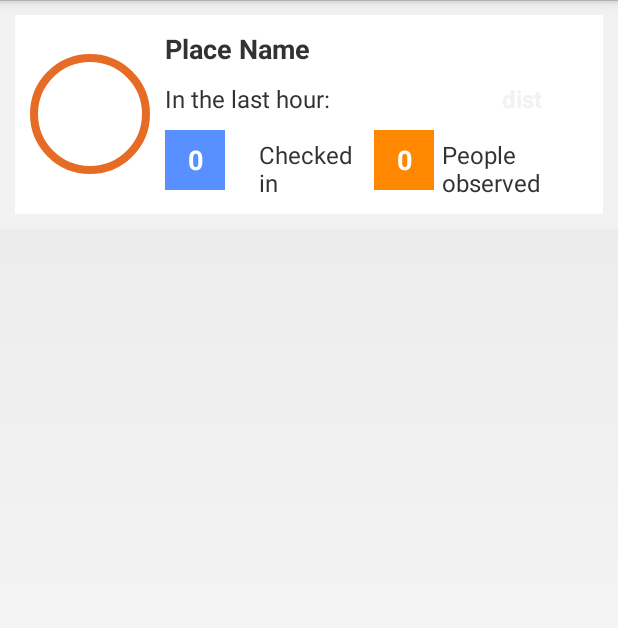
After one commit to baveltman/DogPark_Android, an Android app: the layout place_list_item.xml on its own in the app's theme, with its tools: preview values and no code run, on a phone screen of 412 x 824 dp. The commit adds this screen. Shown: the top 628 px of the screen. Run offline under Robolectric (Android 15) with nearby library versions, the phone set to English and light mode, and no system bars.

Commit message:
created place item layout

```diff
--- a/app/src/main/AndroidManifest.xml
+++ b/app/src/main/AndroidManifest.xml
@@ -45,7 +45,7 @@
 
         </activity>
 
-        <activity android:name=".ParkListActivity"
+        <activity android:name=".PlaceListActivity"
             android:label="@string/app_name"
             android:screenOrientation="portrait">
         </activity>
--- a/app/src/main/java/apps/baveltman/dogpark/LoginFragment.java
+++ b/app/src/main/java/apps/baveltman/dogpark/LoginFragment.java
@@ -252,7 +252,7 @@ public class LoginFragment extends Fragment {
     }
 
     private void redirectToParkList() {
-        Intent i = new Intent(getActivity(), ParkListActivity.class);
+        Intent i = new Intent(getActivity(), PlaceListActivity.class);
         startActivity(i);
     }
 
--- a/app/src/main/java/apps/baveltman/dogpark/PagerFragment.java
+++ b/app/src/main/java/apps/baveltman/dogpark/PagerFragment.java
@@ -7,17 +7,13 @@ import android.os.Bundle;
 import android.support.v4.app.Fragment;
 import android.support.v4.app.FragmentManager;
 import android.support.v4.app.FragmentPagerAdapter;
-import android.support.v4.app.FragmentStatePagerAdapter;
-import android.support.v4.app.FragmentTransaction;
 import android.support.v4.view.ViewPager;
-import android.support.v7.app.ActionBarActivity;
 import android.text.Spannable;
 import android.text.SpannableString;
 import android.text.style.ImageSpan;
 import android.view.LayoutInflater;
 import android.view.View;
 import android.view.ViewGroup;
-import android.view.Window;
 
 import apps.baveltman.dogpark.helpers.SlidingTabLayout;
 
@@ -87,7 +83,7 @@ public class PagerFragment extends Fragment {
             }
 
             if (position == 1){
-                return new ParkListFragment();
+                return new PlaceListFragment();
             }
 
             return null;
--- a/app/src/main/java/apps/baveltman/dogpark/ParkListActivity.java
+++ b/app/src/main/java/apps/baveltman/dogpark/PlaceListActivity.java
@@ -5,9 +5,9 @@ import android.support.v4.app.Fragment;
 /**
  * Created by borisvelt on 4/5/15.
  */
-public class ParkListActivity extends SingleFragmentActivity {
+public class PlaceListActivity extends SingleFragmentActivity {
     @Override
     protected Fragment createFragment() {
-        return new ParkListFragment();
+        return new PlaceListFragment();
     }
 }
--- a/app/src/main/java/apps/baveltman/dogpark/ParkListFragment.java
+++ b/app/src/main/java/apps/baveltman/dogpark/PlaceListFragment.java
@@ -20,7 +20,7 @@ import com.facebook.login.widget.LoginButton;
 
 import java.util.Arrays;
 
-public class ParkListFragment extends Fragment {
+public class PlaceListFragment extends Fragment {
 
     //constants
     private static final String LOGGER_TAG = "LoginFragment";
--- /dev/null
+++ b/app/src/main/res/drawable/blue_rectangle.xml
@@ -0,0 +1,7 @@
+<?xml version="1.0" encoding="utf-8"?>
+<shape android:shape="rectangle"
+    xmlns:android="http://schemas.android.com/apk/res/android"
+    >
+    <solid android:color="@color/dogpark_dark_blue"/>
+
+</shape>
--- /dev/null
+++ b/app/src/main/res/drawable/red_circle.xml
@@ -0,0 +1,7 @@
+<?xml version="1.0" encoding="utf-8"?>
+<shape android:shape="oval"
+    xmlns:android="http://schemas.android.com/apk/res/android"
+    >
+    <solid android:color="@color/holo_red_dark"/>
+
+</shape>
--- /dev/null
+++ b/app/src/main/res/drawable/white_outlined_rectangle.xml
@@ -0,0 +1,10 @@
+<?xml version="1.0" encoding="utf-8"?>
+<shape android:shape="rectangle"
+    xmlns:android="http://schemas.android.com/apk/res/android"
+    >
+    <solid android:color="#ffffff"/>
+    <stroke android:width="5dip"
+        android:color="@color/dogpark_orange"
+        />
+
+</shape>
--- /dev/null
+++ b/app/src/main/res/drawable/yellow_rectangle.xml
@@ -0,0 +1,7 @@
+<?xml version="1.0" encoding="utf-8"?>
+<shape android:shape="rectangle"
+    xmlns:android="http://schemas.android.com/apk/res/android"
+    >
+    <solid android:color="@color/holo_yellow_dark"/>
+
+</shape>
--- /dev/null
+++ b/app/src/main/res/layout/place_list_item.xml
@@ -0,0 +1,113 @@
+<?xml version="1.0" encoding="utf-8"?>
+<RelativeLayout xmlns:android="http://schemas.android.com/apk/res/android"
+    android:layout_width="match_parent"
+    android:layout_height="wrap_content"
+    android:padding="10dp"
+    android:background="@color/light_gray">
+
+    <RelativeLayout
+        android:layout_width="match_parent"
+        android:layout_height="wrap_content"
+        android:background="#FFF"
+        android:padding="10dp">
+
+        <ImageView
+            android:layout_width="80dp"
+            android:layout_height="80dp"
+            android:background="@drawable/white_outlined_cirlce"
+            android:id="@+id/place_image"
+            android:layout_centerVertical="true"
+            android:layout_alignParentLeft="true"
+            android:layout_alignParentStart="true" />
+
+        <TextView
+            android:layout_width="wrap_content"
+            android:layout_height="wrap_content"
+            android:text="Place Name"
+            android:textStyle="bold"
+            android:textSize="18sp"
+            android:layout_toRightOf="@id/place_image"
+            android:layout_marginLeft="10dp"
+            android:id="@+id/place_name"/>
+
+        <TextView
+            android:layout_width="wrap_content"
+            android:layout_height="wrap_content"
+            android:textColor="@color/light_gray"
+            android:text="dist"
+            android:textSize="16sp"
+            android:textStyle="bold"
+            android:id="@+id/place_distance"
+            android:layout_alignTop="@+id/last_hour"
+            android:layout_above="@+id/observed_circle"
+            android:layout_alignRight="@+id/textView"
+            android:layout_alignEnd="@+id/textView" />
+
+        <TextView
+            android:layout_width="wrap_content"
+            android:layout_height="wrap_content"
+            android:text="@string/checked_in_last_hour"
+            android:textSize="16sp"
+            android:layout_below="@id/place_name"
+            android:layout_toRightOf="@id/place_image"
+            android:layout_marginLeft="10dp"
+            android:layout_marginTop="10dp"
+            android:id="@+id/last_hour"/>
+
+        <TextView
+            android:layout_width="40dp"
+            android:layout_height="40dp"
+            android:text="0"
+            android:gravity="center"
+            android:textSize="18sp"
+            android:textStyle="bold"
+            android:textColor="#FFF"
+            android:background="@drawable/blue_rectangle"
+            android:layout_below="@id/last_hour"
+            android:layout_toRightOf="@id/place_image"
+            android:layout_marginLeft="10dp"
+            android:layout_marginTop="10dp"
+            android:id="@+id/checked_in_circle"/>
+
+        <TextView
+            android:layout_width="wrap_content"
+            android:layout_height="wrap_content"
+            android:textSize="16sp"
+            android:text="@string/checkins"
+            android:layout_alignTop="@+id/checked_in_circle"
+            android:layout_marginTop="5dp"
+            android:layout_centerHorizontal="true"
+            android:id="@+id/checked_in_text"/>
+
+        <TextView
+            android:layout_width="40dp"
+            android:layout_height="40dp"
+            android:text="0"
+            android:gravity="center"
+            android:textSize="18sp"
+            android:textStyle="bold"
+            android:textColor="#FFF"
+            android:background="@drawable/yellow_rectangle"
+            android:layout_below="@id/last_hour"
+            android:layout_toRightOf="@id/checked_in_text"
+            android:layout_marginLeft="10dp"
+            android:layout_marginTop="10dp"
+            android:id="@+id/observed_circle"/>
+
+        <TextView
+            android:layout_width="wrap_content"
+            android:layout_height="wrap_content"
+            android:textSize="16sp"
+            android:text="@string/people_observed"
+            android:layout_alignTop="@+id/observed_circle"
+            android:layout_marginTop="5dp"
+            android:layout_marginLeft="5dp"
+            android:layout_centerHorizontal="true"
+            android:layout_toRightOf="@id/observed_circle"
+            android:id="@+id/textView" />
+
+
+
+    </RelativeLayout>
+
+</RelativeLayout>
--- a/app/src/main/res/values/strings.xml
+++ b/app/src/main/res/values/strings.xml
@@ -11,4 +11,9 @@
     <string name="add_dog_pic">Add Picture</string>
     <string name="change_dog_pic">Change Picture</string>
     <string name="who_coming">Who\'s coming to the dog park?</string>
+    <string name="checked_in">%s and %s</string>
+    <string name="checked_in_last_hour">In the last hour:</string>
+    <string name="checkins">Checked \nin</string>
+    <string name="people_observed">People \nobserved</string>
+    <string name="doggies_observed">Doggies \nobserved</string>
 </resources>
```
